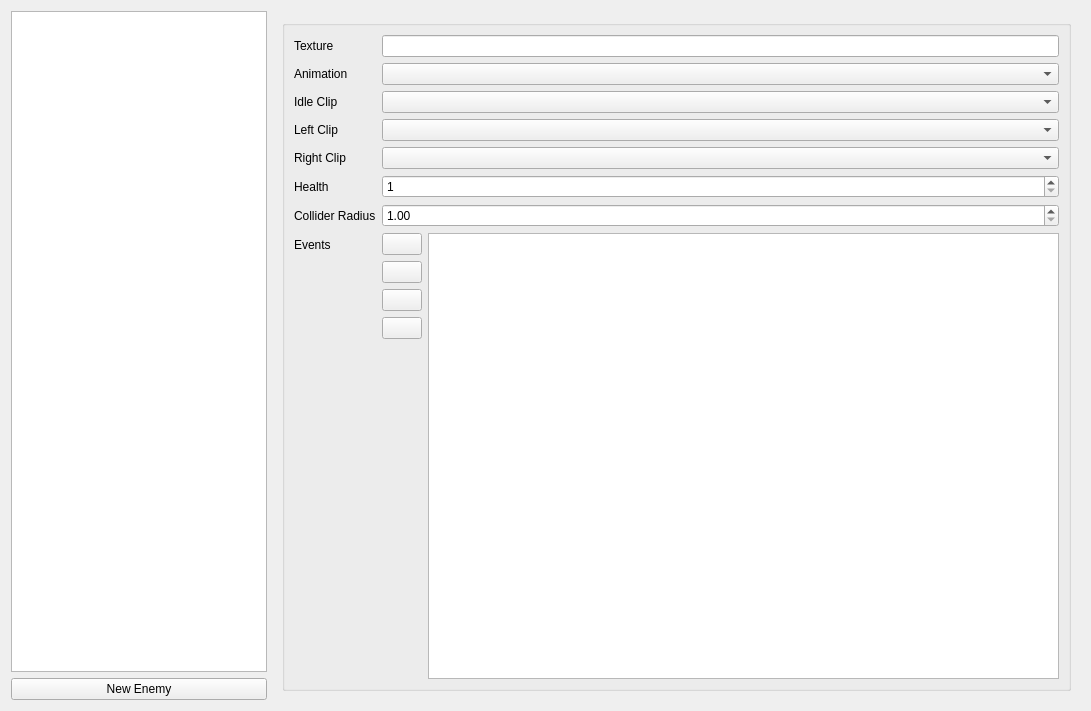
Old version of the form tools/def_editor/ui/enemies.ui in the repository aleios/SpaceProjectDreamcast.
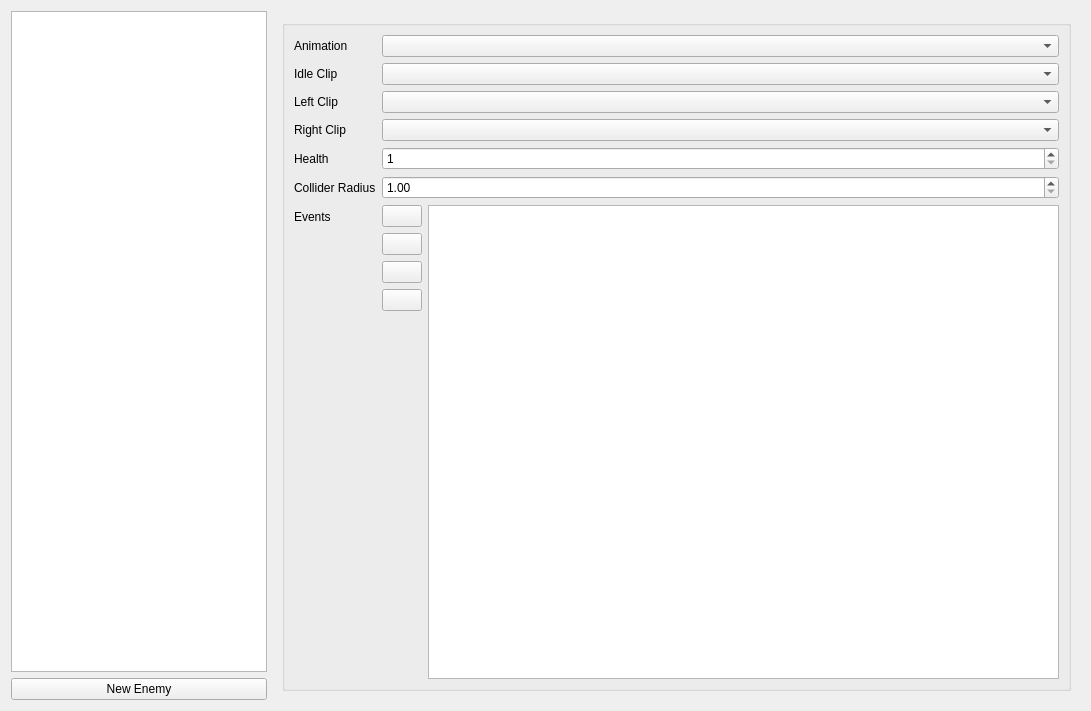
New version of the form. Icons and pictures are not drawn.

Commit message: refactor: Remove texture field from enemy and projectile defs. refactor: Tie texture to animation. chore: Clean up animation converter by using helper functions

Diff of the .ui file:
```diff
--- a/tools/def_editor/ui/enemies.ui
+++ b/tools/def_editor/ui/enemies.ui
@@ -68,23 +68,13 @@
          </property>
          <layout class="QFormLayout" name="formLayout">
           <item row="0" column="0">
-           <widget class="QLabel" name="label_3">
-            <property name="text">
-             <string>Texture</string>
-            </property>
-           </widget>
-          </item>
-          <item row="0" column="1">
-           <widget class="QLineEdit" name="tbTexture"/>
-          </item>
-          <item row="1" column="0">
            <widget class="QLabel" name="label_5">
             <property name="text">
              <string>Animation</string>
             </property>
            </widget>
           </item>
-          <item row="1" column="1">
+          <item row="0" column="1">
            <widget class="QComboBox" name="cbAnimation">
             <property name="sizePolicy">
              <sizepolicy hsizetype="MinimumExpanding" vsizetype="Fixed">
@@ -94,14 +84,14 @@
             </property>
            </widget>
           </item>
-          <item row="2" column="0">
+          <item row="1" column="0">
            <widget class="QLabel" name="label_6">
             <property name="text">
              <string>Idle Clip</string>
             </property>
            </widget>
           </item>
-          <item row="2" column="1">
+          <item row="1" column="1">
            <widget class="QComboBox" name="cbIdleClip">
             <property name="sizePolicy">
              <sizepolicy hsizetype="MinimumExpanding" vsizetype="Fixed">
@@ -111,14 +101,14 @@
             </property>
            </widget>
           </item>
-          <item row="3" column="0">
+          <item row="2" column="0">
            <widget class="QLabel" name="label_7">
             <property name="text">
              <string>Left Clip</string>
             </property>
            </widget>
           </item>
-          <item row="3" column="1">
+          <item row="2" column="1">
            <widget class="QComboBox" name="cbLeftClip">
             <property name="sizePolicy">
              <sizepolicy hsizetype="MinimumExpanding" vsizetype="Fixed">
@@ -128,14 +118,14 @@
             </property>
            </widget>
           </item>
-          <item row="4" column="0">
+          <item row="3" column="0">
            <widget class="QLabel" name="label_8">
             <property name="text">
              <string>Right Clip</string>
             </property>
            </widget>
           </item>
-          <item row="4" column="1">
+          <item row="3" column="1">
            <widget class="QComboBox" name="cbRightClip">
             <property name="sizePolicy">
              <sizepolicy hsizetype="MinimumExpanding" vsizetype="Fixed">
@@ -145,14 +135,14 @@
             </property>
            </widget>
           </item>
-          <item row="5" column="0">
+          <item row="4" column="0">
            <widget class="QLabel" name="label_10">
             <property name="text">
              <string>Health</string>
             </property>
            </widget>
           </item>
-          <item row="5" column="1">
+          <item row="4" column="1">
            <widget class="QSpinBox" name="sbHealth">
             <property name="minimum">
              <number>1</number>
@@ -162,14 +152,14 @@
             </property>
            </widget>
           </item>
-          <item row="6" column="0">
+          <item row="5" column="0">
            <widget class="QLabel" name="label">
             <property name="text">
              <string>Collider Radius</string>
             </property>
            </widget>
           </item>
-          <item row="6" column="1">
+          <item row="5" column="1">
            <widget class="QDoubleSpinBox" name="sbColliderRadius">
             <property name="minimum">
              <double>1.000000000000000</double>
@@ -179,14 +169,14 @@
             </property>
            </widget>
           </item>
-          <item row="7" column="0">
+          <item row="6" column="0">
            <widget class="QLabel" name="label_9">
             <property name="text">
              <string>Events</string>
             </property>
            </widget>
           </item>
-          <item row="7" column="1">
+          <item row="6" column="1">
            <layout class="QHBoxLayout" name="horizontalLayout_3">
             <item>
              <layout class="QVBoxLayout" name="verticalLayout_2">
```
The commit also changes 22 other files.
